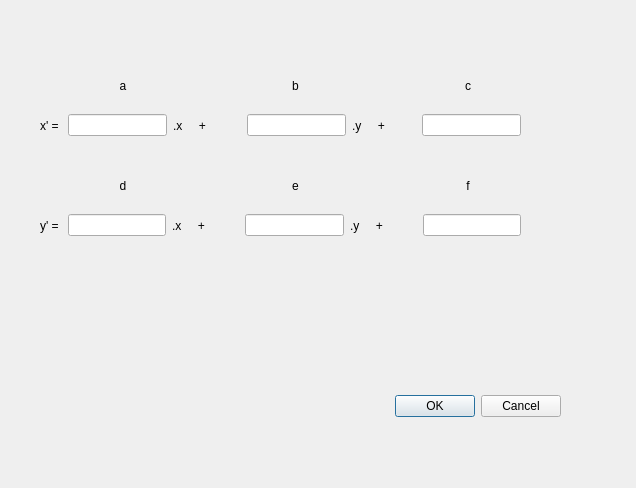
This is affine_dialog_base.ui in ctu-fgis/2019-c-qgis-affine as Qt 5 draws it before an edit. The edited form follows.
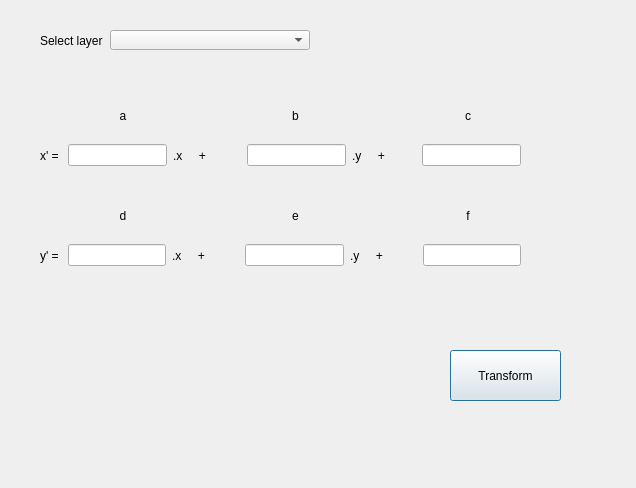
This is the edited form.

Commit message:
Points transformed.
Coordinates of point layer are transformed and printed into log console. See #3

Patch:
```diff
--- a/affine_dialog_base.ui
+++ b/affine_dialog_base.ui
@@ -13,27 +13,11 @@
   <property name="windowTitle">
    <string>Affine transformer</string>
   </property>
-  <widget class="QDialogButtonBox" name="button_box">
-   <property name="geometry">
-    <rect>
-     <x>220</x>
-     <y>390</y>
-     <width>341</width>
-     <height>32</height>
-    </rect>
-   </property>
-   <property name="orientation">
-    <enum>Qt::Horizontal</enum>
-   </property>
-   <property name="standardButtons">
-    <set>QDialogButtonBox::Cancel|QDialogButtonBox::Ok</set>
-   </property>
-  </widget>
   <widget class="QWidget" name="horizontalLayoutWidget">
    <property name="geometry">
     <rect>
      <x>40</x>
-     <y>110</y>
+     <y>140</y>
      <width>481</width>
      <height>31</height>
     </rect>
@@ -101,7 +85,7 @@
    <property name="geometry">
     <rect>
      <x>40</x>
-     <y>70</y>
+     <y>100</y>
      <width>511</width>
      <height>31</height>
     </rect>
@@ -143,7 +127,7 @@
    <property name="geometry">
     <rect>
      <x>40</x>
-     <y>210</y>
+     <y>240</y>
      <width>481</width>
      <height>31</height>
     </rect>
@@ -211,7 +195,7 @@
    <property name="geometry">
     <rect>
      <x>40</x>
-     <y>170</y>
+     <y>200</y>
      <width>511</width>
      <height>31</height>
     </rect>
@@ -252,6 +236,42 @@
     </item>
    </layout>
   </widget>
+  <widget class="QComboBox" name="Slayer_Cbox">
+   <property name="geometry">
+    <rect>
+     <x>110</x>
+     <y>30</y>
+     <width>200</width>
+     <height>20</height>
+    </rect>
+   </property>
+  </widget>
+  <widget class="QLabel" name="Slayer1">
+   <property name="geometry">
+    <rect>
+     <x>40</x>
+     <y>30</y>
+     <width>81</width>
+     <height>21</height>
+    </rect>
+   </property>
+   <property name="text">
+    <string>Select layer</string>
+   </property>
+  </widget>
+  <widget class="QPushButton" name="Transform1_Push">
+   <property name="geometry">
+    <rect>
+     <x>450</x>
+     <y>350</y>
+     <width>111</width>
+     <height>51</height>
+    </rect>
+   </property>
+   <property name="text">
+    <string>Transform</string>
+   </property>
+  </widget>
  </widget>
  <resources/>
  <connections>
```
Left out of the diff: 35 changed lines with no effect on the pictures. The commit also changes 2 other files.
